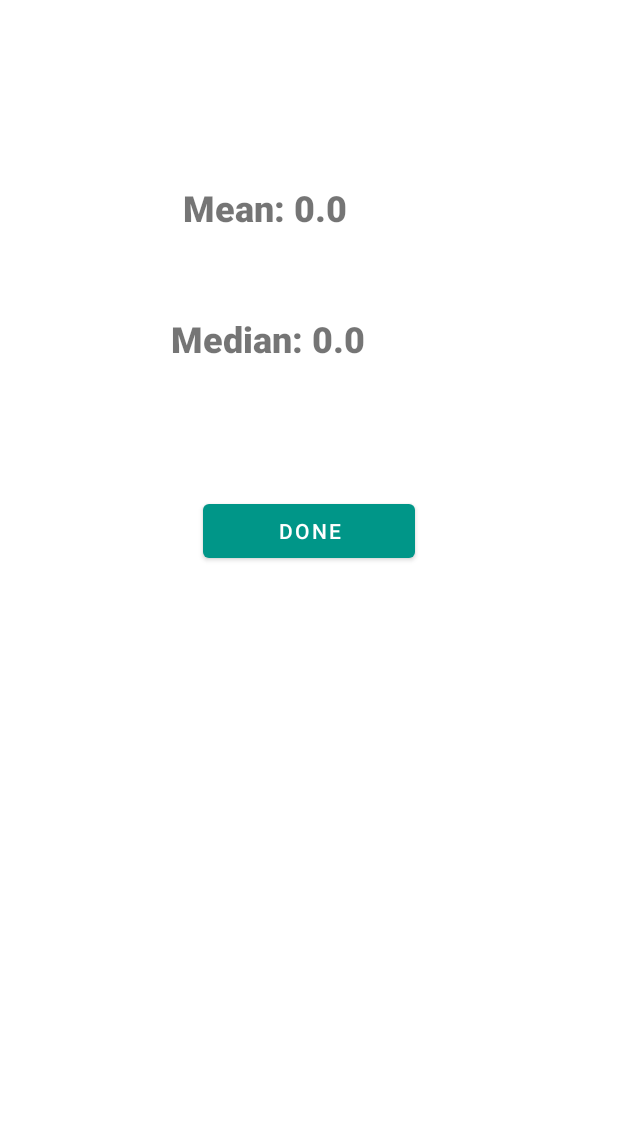
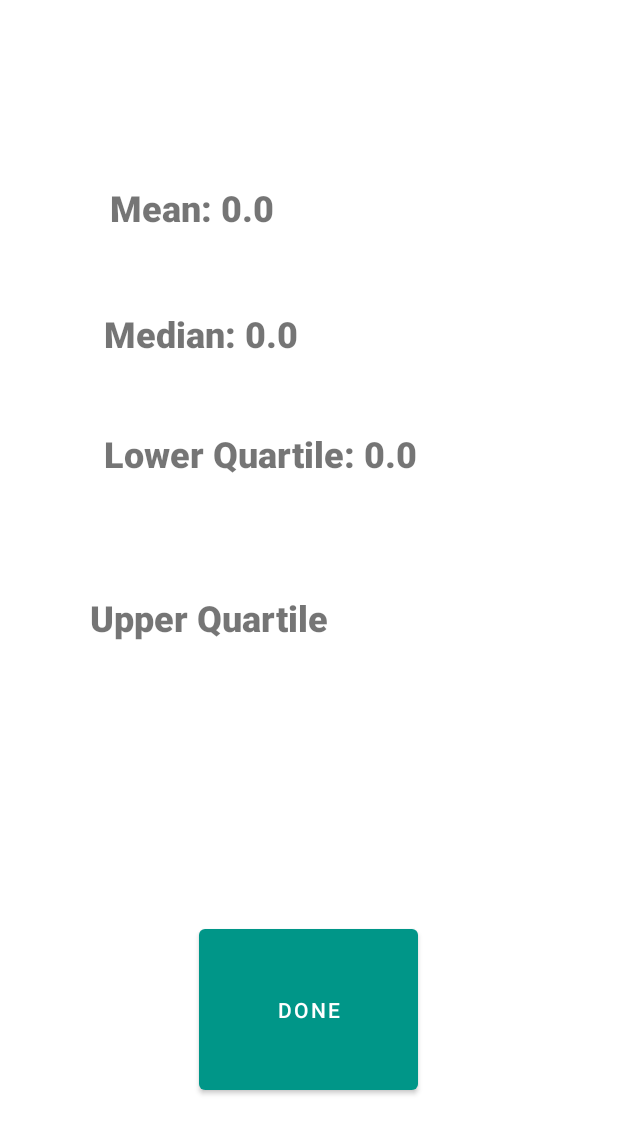
Before and after one commit to MdderUofA/Lab-Net, an Android app: the Statistics screen opened directly, with no data from a screen before it, on a phone screen of 412 x 824 dp. Shown: the top 1134 px of the screen. Run offline under Robolectric (Android 15) with nearby library versions, the phone set to English and light mode, and no system bars; 6 statements that could not run were skipped.

Commit message:
everything working, updated code

```diff
--- a/Project/LabNet/app/src/main/java/com/example/lab_net/CountTrial.java
+++ b/Project/LabNet/app/src/main/java/com/example/lab_net/CountTrial.java
@@ -12,8 +12,4 @@ public class CountTrial extends Trial{
     public String getCount() {
         return count;
     }
-
-    public void setCount(String count) {
-        this.count = count;
-    }
 }
--- a/Project/LabNet/app/src/main/java/com/example/lab_net/Statistics.java
+++ b/Project/LabNet/app/src/main/java/com/example/lab_net/Statistics.java
@@ -14,10 +14,14 @@ import java.util.Collections;
 
 public class Statistics extends AppCompatActivity {
 
-    private TextView meanView, medianView;
+    private TextView meanView, medianView, lowerQuartileView;
 
     private float sum = 0;
-    private double mean = 0, median = 0;;
+    private double mean = 0, median = 0;
+    private double lowerQuartile = 0;
+    private double upperQuartile = 0;
+    private double standardDeviation = 0;
+
     private ArrayList<CountTrial> trials;
     private ArrayList<Long> results;
     private String expId;
@@ -62,8 +66,36 @@ public class Statistics extends AppCompatActivity {
             median = results.get(mid);
         }
 
+/*        int lq = results.size()/4;
+        if(results.size() % 2 == 0 && results.size() != 1)  {
+            lowerQuartile = (results.get(lq - 1) + results.get(lq))/2;
+        }
+        else if(results.size() == 1){
+            lowerQuartile = results.get(0);
+        }
+        else{
+            lowerQuartile = results.get(lq - 1);
+        }
+
+        int uq = ((3 * results.size())/4);
+        if(results.size() % 2 == 0 && results.size() != 1)  {
+            upperQuartile = (results.get(uq - 1) + results.get(uq+1))/2;
+        }
+        else if(results.size() == 1){
+            upperQuartile = results.get(0);
+        }
+        else{
+            lowerQuartile = results.get(uq + 1);
+        }*/
+
+
+
         medianView = findViewById(R.id.median_view);
         medianView.setText("Median: " + median);
+
+        lowerQuartileView = findViewById(R.id.q1);
+
+        lowerQuartileView.setText("Lower Quartile: " + lowerQuartile);
 
         doneButton.setOnClickListener(new View.OnClickListener() {
             @Override
--- a/Project/LabNet/app/src/main/res/layout/stats_dialog.xml
+++ b/Project/LabNet/app/src/main/res/layout/stats_dialog.xml
@@ -5,6 +5,7 @@
     xmlns:tools="http://schemas.android.com/tools"
     android:layout_width="match_parent"
     android:layout_height="wrap_content">
+
 
     <TextView
         android:id="@+id/mean_view"
@@ -14,13 +15,12 @@
         android:layout_alignParentLeft="true"
         android:layout_alignParentTop="true"
         android:layout_centerHorizontal="true"
-        android:layout_marginStart="122dp"
-        android:layout_marginLeft="122dp"
+        android:layout_marginStart="73dp"
+        android:layout_marginLeft="73dp"
         android:layout_marginTop="122dp"
         android:fontFamily="sans-serif-black"
         android:text="Mean: "
         android:textSize="24sp" />
-
 
     <TextView
         android:id="@+id/median_view"
@@ -30,21 +30,50 @@
         android:layout_alignParentLeft="true"
         android:layout_alignParentTop="true"
         android:layout_centerHorizontal="true"
-        android:layout_marginStart="114dp"
-        android:layout_marginLeft="114dp"
-        android:layout_marginTop="209dp"
+        android:layout_marginStart="69dp"
+        android:layout_marginLeft="69dp"
+        android:layout_marginTop="206dp"
         android:fontFamily="sans-serif-black"
         android:text="Median: "
         android:textSize="24sp" />
 
     <Button
         android:id="@+id/doneButton"
-        android:layout_width="141dp"
-        android:layout_height="wrap_content"
+        android:layout_width="146dp"
+        android:layout_height="119dp"
         android:layout_alignParentTop="true"
         android:layout_centerHorizontal="true"
-        android:layout_marginTop="330dp"
+        android:layout_marginTop="613dp"
         android:text="Done"
         app:backgroundTint="#009688" />
 
+    <TextView
+        android:id="@+id/q1"
+        android:layout_width="wrap_content"
+        android:layout_height="wrap_content"
+        android:layout_alignParentStart="true"
+        android:layout_alignParentLeft="true"
+        android:layout_alignParentTop="true"
+        android:layout_marginStart="69dp"
+        android:layout_marginLeft="69dp"
+        android:layout_marginTop="286dp"
+        android:fontFamily="sans-serif-black"
+        android:text="Lower Quartile"
+        android:textSize="24sp" />
+
+    <TextView
+        android:id="@+id/q3"
+        android:layout_width="wrap_content"
+        android:layout_height="wrap_content"
+        android:layout_alignParentStart="true"
+        android:layout_alignParentLeft="true"
+        android:layout_alignParentBottom="true"
+        android:layout_centerVertical="true"
+        android:layout_marginStart="60dp"
+        android:layout_marginLeft="60dp"
+        android:layout_marginBottom="316dp"
+        android:fontFamily="sans-serif-black"
+        android:text="Upper Quartile"
+        android:textSize="24sp" />
+
 </RelativeLayout>
```
Also changed, not shown: Project/LabNet/app/src/main/java/com/example/lab_net/ExperimentActivity.java (+31 -110 lines).
